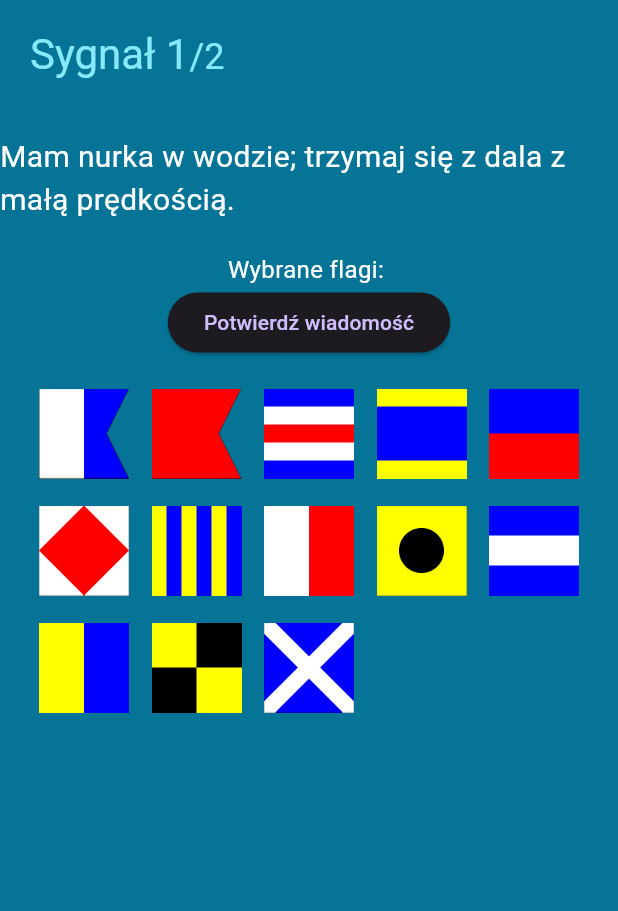
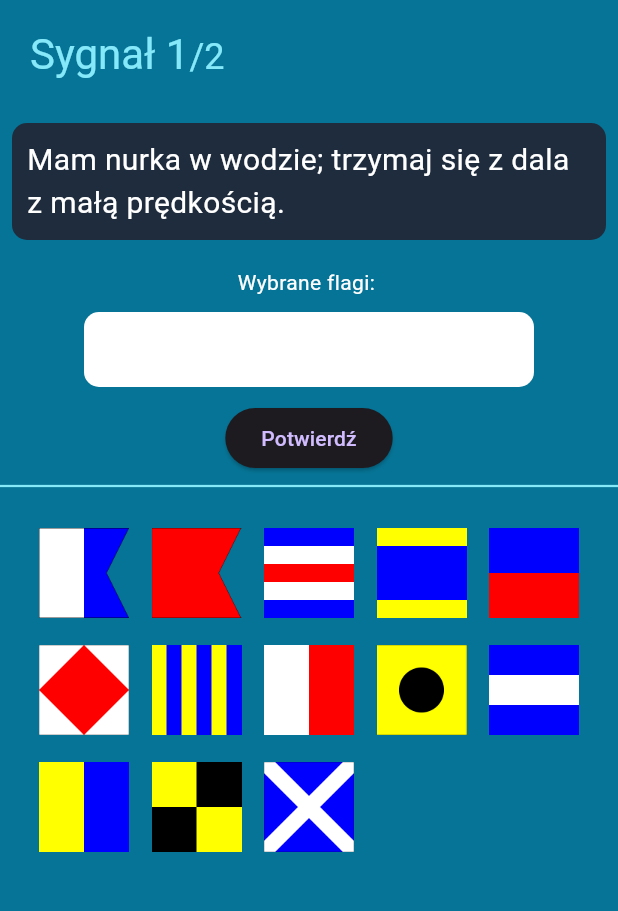
Before and after one commit to nmikolaj/signal_flags_app, a Flutter app: the SignalScreen screen opened directly, on a phone screen of 412 x 824 dp, the part 57-968 px from its top. Run offline on Flutter 3.47's test engine with Material 3 defaults, Android fonts, the phone set to English and light mode, and no system bars; our stand-ins replace get, websafe_svg.

Commit message:
displaying flag images in transmit mode

```diff
--- a/lib/display/transmit/components/transmit_body.dart
+++ b/lib/display/transmit/components/transmit_body.dart
@@ -39,36 +39,74 @@ class Body extends StatelessWidget {
                 ),
               ),
             ),
-            Divider(thickness: 1.5, color: kBackgroundColor),
             SizedBox(height: kDefaultPadding),
             Expanded(
               child: Obx(
                 () => Column(
                   children: [
-                    Text(
-                      _signalController.signalList[
-                              _signalController.questionNumber.value - 1]
-                          ['message']['pl'],
-                      style: TextStyle(color: kWhiteColor, fontSize: 20),
+                    Padding(
+                      padding: const EdgeInsets.all(8.0),
+                      child: Container(
+                        decoration: BoxDecoration(
+                          color: kBackgroundColor2,
+                          borderRadius: BorderRadius.circular(10),
+                        ),
+                        padding: const EdgeInsets.all(10),
+                        child: Text(
+                          _signalController.signalList[
+                                  _signalController.questionNumber.value - 1]
+                              ['message']['pl'],
+                          style: TextStyle(color: kWhiteColor, fontSize: 20),
+                        ),
+                      ),
                     ),
-                    SizedBox(height: kDefaultPadding),
-                    Text(
-                      "Wybrane flagi: ${_signalController.selectedFlags.join(", ")}",
-                      style: TextStyle(color: kWhiteColor, fontSize: 16),
+                    SizedBox(height: kDefaultPadding / 2),
+                    Text("Wybrane flagi: ",
+                        style: TextStyle(
+                          color: kWhiteColor,
+                          fontSize: 14,
+                        )),
+                    SizedBox(height: kDefaultPadding / 2),
+                    Container(
+                      decoration: BoxDecoration(
+                        color: kWhiteColor,
+                        borderRadius: BorderRadius.circular(10),
+                      ),
+                      padding: const EdgeInsets.all(10),
+                      constraints: BoxConstraints(
+                        minWidth: 300,
+                        minHeight: 50,
+                        maxWidth: 380,
+                      ),
+                      child: Wrap(
+                        spacing: 8.0,
+                        runSpacing: 8.0,
+                        children: _signalController.selectedFlags.map((flagName) {
+                          final flag = flags.firstWhere((f) => f['name'] == flagName);
+                          return Image.asset(
+                            flag['imagePath']!,
+                            width: 40,
+                            height: 40,
+                          );
+                        }).toList(),
+                      ),
                     ),
+                    SizedBox(height: kDefaultPadding / 2),
                     ElevatedButton(
                       onPressed: () {
                         _signalController.checkAnswer();
                       },
-                      child: Text("Potwierdź wiadomość"),
+                      child: Text("Potwierdź"),
                     ),
+                    Divider(thickness: 1.5, color: kSecondaryColor),
                     SizedBox(height: kDefaultPadding),
                     Wrap(
                       spacing: 15,
                       runSpacing: 18,
                       children: flags.map((flag) {
                         return GestureDetector(
-                          onTap: () => _signalController.selectFlag(flag['name']!),
+                          onTap: () =>
+                              _signalController.selectFlag(flag['name']!),
                           child: Image.asset(
                             flag['imagePath']!,
                             width: 60,
```
